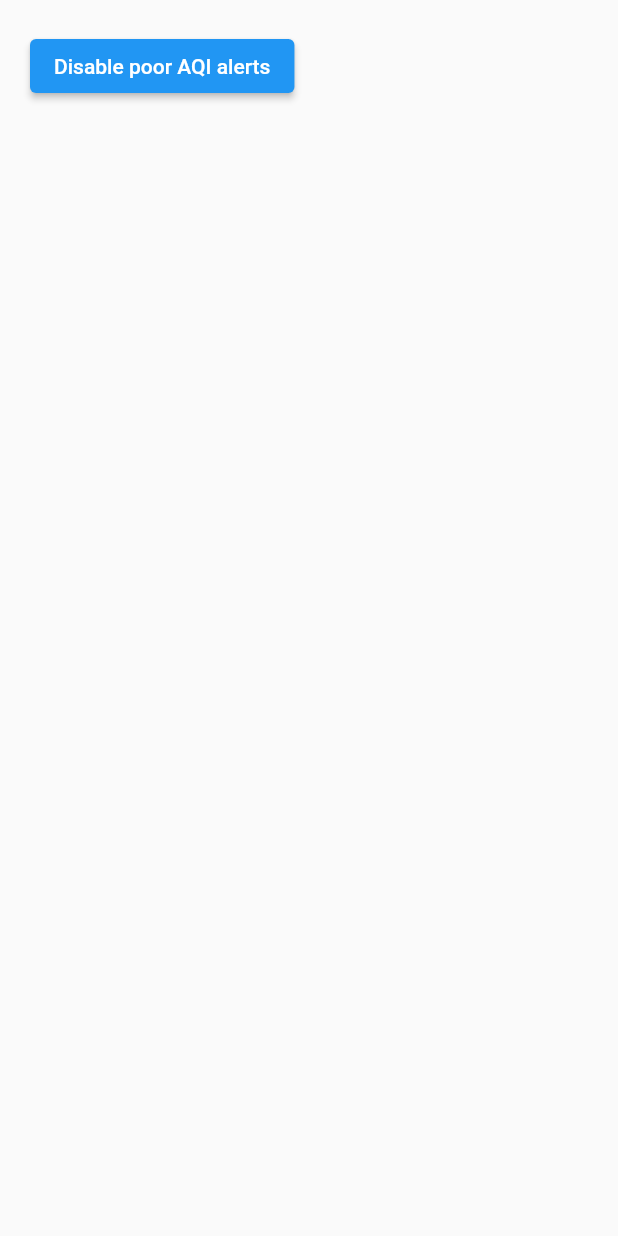
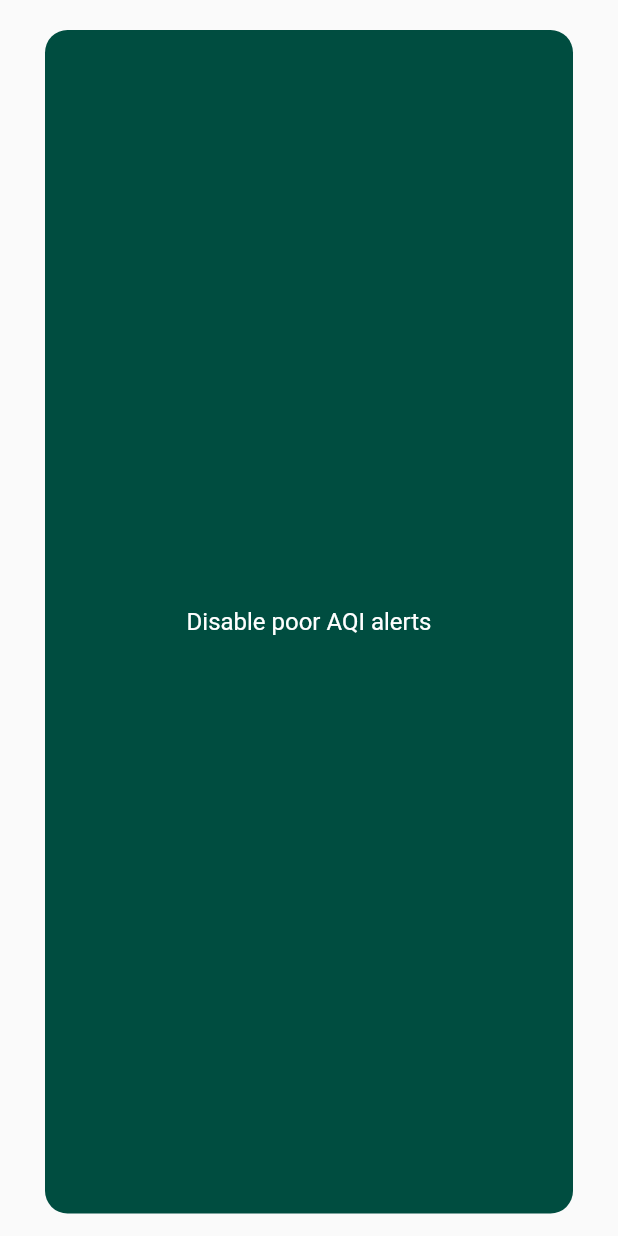
Before and after one commit to HackYourWayHackathon/Airometer, a Flutter app: the BGServiceSwitch widget shown alone on an empty page, opened directly, on a phone screen of 412 x 824 dp. Run offline on Flutter 3.47's test engine with Material 2 defaults, Android fonts, the phone set to English and light mode, and no system bars; our stand-ins replace geocoding, geolocator, get, percent_indicator, permission_handler; missing offline and left inert: flutter_background_service.

Commit message:
Ui changes

```diff
--- a/lib/api/location_api.dart
+++ b/lib/api/location_api.dart
@@ -54,7 +54,7 @@ class LocationApi extends ChangeNotifier {
             placeMarks.forEach((placeMark) {
               addPlace(Place(
                 city: placeMark.locality!,
-                state: placeMark.subAdministrativeArea!,
+                state: placeMark.administrativeArea!,
                 country: placeMark.country!,
               ));
             });
--- a/lib/main.dart
+++ b/lib/main.dart
@@ -39,6 +39,7 @@ void onBGServiceEnabled() {
       service.setNotificationInfo(
         title: 'Poor Air Quality Warning!',
         content: 'Air Quality: ${aqiText(aqi)}',
+
       );
     }
   });
--- a/lib/screens/search_location.dart
+++ b/lib/screens/search_location.dart
@@ -45,10 +45,10 @@ class _SearchPageState extends State<SearchPage> {
                         fillColor: const Color.fromRGBO(224, 221, 224, 1),
                         hintText: "Search Location",
                         hintStyle: const TextStyle(
-                            fontSize: 18, color: Colors.deepPurple),
+                            fontSize: 18, color: Color.fromRGBO(0, 77, 64, 1)),
                         suffixIcon: const Icon(
                           Icons.location_city,
-                          color: Colors.deepPurple,
+                          color: Color.fromRGBO(0, 77, 64, 1),
                         ),
                         enabledBorder: OutlineInputBorder(
                           borderRadius: BorderRadius.circular(10.0),
@@ -57,7 +57,7 @@ class _SearchPageState extends State<SearchPage> {
                         focusedBorder: OutlineInputBorder(
                           borderRadius: BorderRadius.circular(10.0),
                           borderSide: const BorderSide(
-                              color: Colors.deepPurple, width: 3.0),
+                              color: Color.fromRGBO(0, 77, 64, 1), width: 3.0),
                         ),
                       ),
                       onChanged: api.handleSearch,
--- a/lib/widgets/header_widget.dart
+++ b/lib/widgets/header_widget.dart
@@ -33,7 +33,7 @@ class _HeaderWidgetState extends State<HeaderWidget> {
     Placemark place = placemark[0];
     setState(() {
       city = place.locality!;
-      state = place.subAdministrativeArea!;
+      state = place.administrativeArea!;
       country = place.country!;
     });
   }
--- a/lib/widgets/notification_widget.dart
+++ b/lib/widgets/notification_widget.dart
@@ -28,8 +28,8 @@ class _BGServiceSwitchState extends State<BGServiceSwitch> {
   Widget build(BuildContext context) {
     return Container(
       padding: const EdgeInsets.only(left: 20, right: 20, top: 20),
-      child: ElevatedButton(
-          onPressed: () async {
+      child: GestureDetector(
+        onTap: () async {
               var isRunning = await FlutterBackgroundService().isServiceRunning();
               if (isRunning) {
                 FlutterBackgroundService().sendData({'action': 'stopService'});
@@ -40,7 +40,22 @@ class _BGServiceSwitchState extends State<BGServiceSwitch> {
                 this.isRunning = isRunning;
               });
             },
-          child: Text((isRunning) ? textEnable : textDisable)),
+        child: Container(
+           padding: EdgeInsets.all(20),
+            margin: EdgeInsets.only(left: 10, right: 10, bottom: 15),
+            width: double.infinity,
+            decoration: BoxDecoration(
+                // ignore: deprecated_member_use
+                color: Color.fromRGBO(0, 77, 64, 1),
+                borderRadius: BorderRadius.circular(15)),
+            child: Center(
+              child: Text(
+                (isRunning) ? textEnable : textDisable,
+                style: TextStyle(color: Colors.white,fontSize: 16),
+              )
+            )
+          ),
+      ),
     );
   }
 }
```
Also changed, not shown: lib/screens/home_screen.dart (+4 -3 lines). Lines whose indentation alone changed are shown as unchanged.
